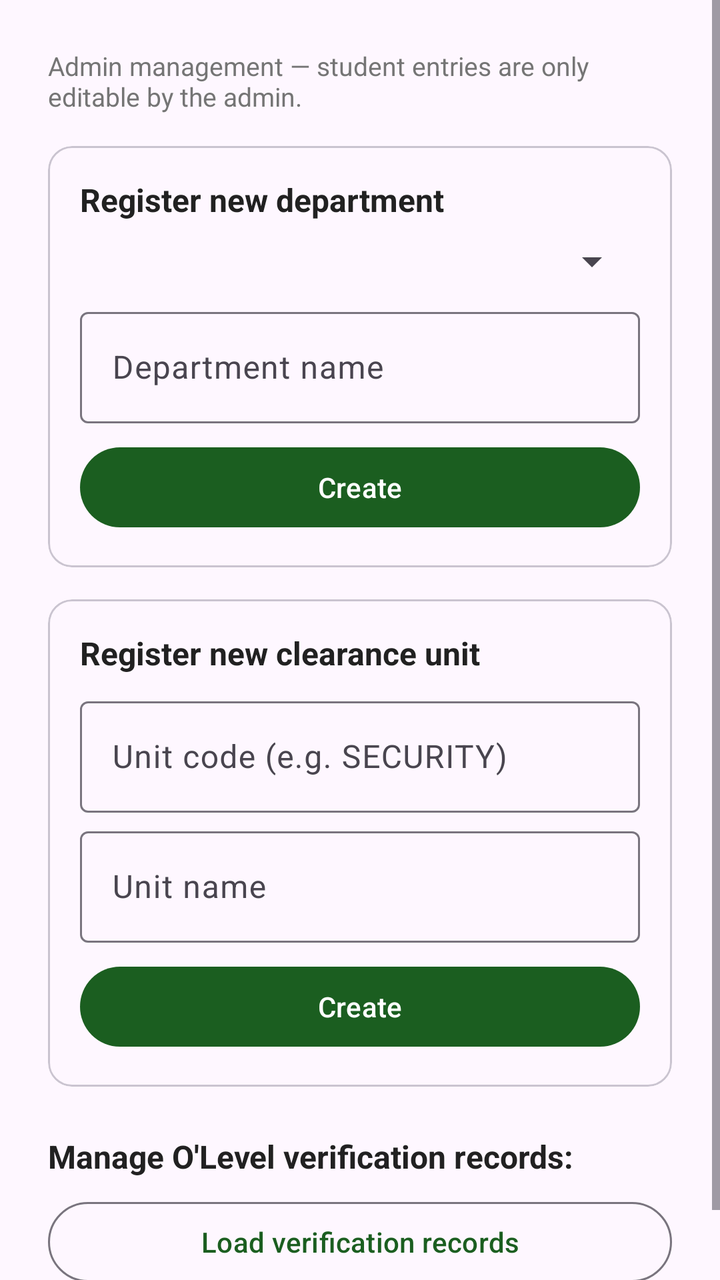
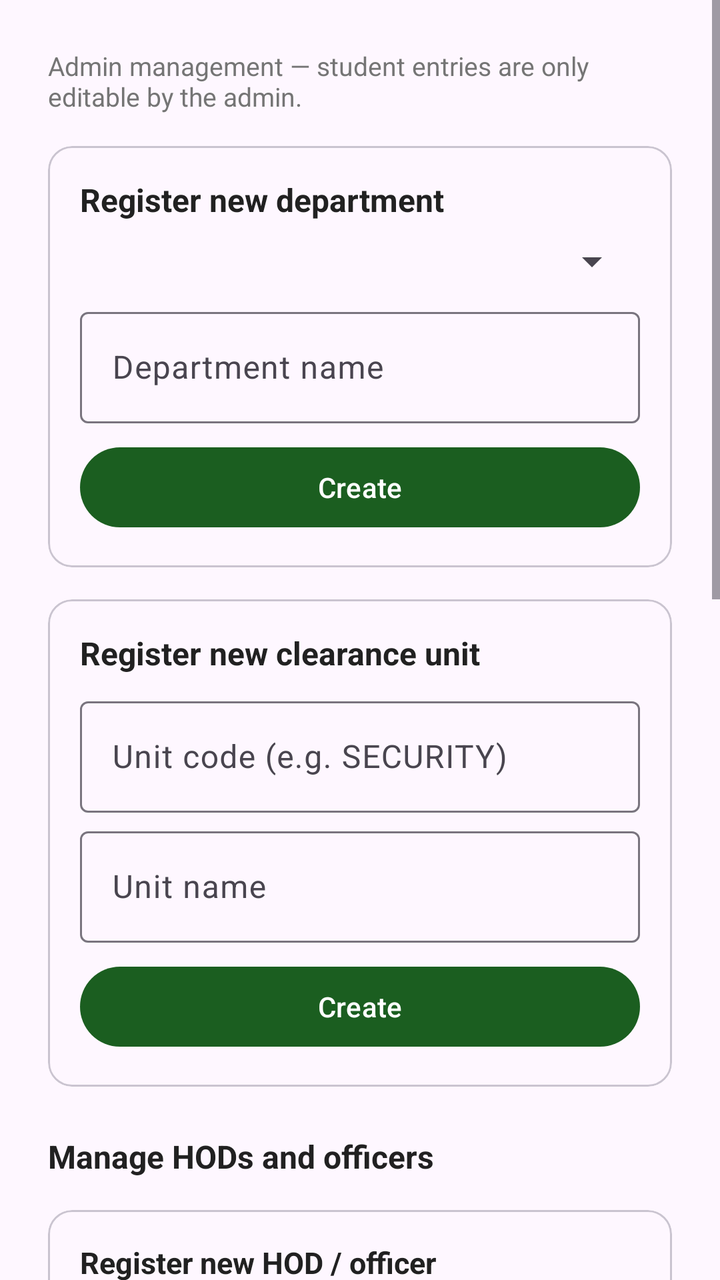

Compare the two renders of this Android layout. The source of the first and the diff that turns it into the second are given below.
<!-- AndroidManifest.xml: application theme Theme.StudentClearance -->
<!-- res/layout/activity_admin_dashboard.xml -->
<?xml version="1.0" encoding="utf-8"?>
<ScrollView xmlns:android="http://schemas.android.com/apk/res/android"
    xmlns:app="http://schemas.android.com/apk/res-auto"
    android:layout_width="match_parent"
    android:layout_height="match_parent">

    <LinearLayout
        android:layout_width="match_parent"
        android:layout_height="wrap_content"
        android:orientation="vertical"
        android:padding="24dp">

        <TextView
            android:layout_width="wrap_content"
            android:layout_height="wrap_content"
            android:text="@string/misc"
            android:textSize="13sp"
            android:textColor="@color/secondary_text" />

        
        <com.google.android.material.card.MaterialCardView
            android:layout_width="match_parent"
            android:layout_height="wrap_content"
            android:layout_marginTop="16dp">

            <LinearLayout
                android:layout_width="match_parent"
                android:layout_height="wrap_content"
                android:orientation="vertical"
                android:padding="16dp">

                <TextView
                    android:layout_width="match_parent"
                    android:layout_height="wrap_content"
                    android:text="@string/admin_register_dept"
                    android:textSize="16sp"
                    android:textStyle="bold"
                    android:textColor="@color/primary_text" />

                <Spinner
                    android:id="@+id/spinnerAdminFaculty"
                    android:layout_width="match_parent"
                    android:layout_height="wrap_content"
                    android:layout_marginTop="8dp"
                    android:prompt="@string/admin_faculty_hint" />

                <com.google.android.material.textfield.TextInputLayout
                    android:layout_width="match_parent"
                    android:layout_height="wrap_content"
                    android:layout_marginTop="8dp"
                    android:hint="@string/admin_department_name_hint">

                    <com.google.android.material.textfield.TextInputEditText
                        android:id="@+id/etDeptName"
                        android:layout_width="match_parent"
                        android:layout_height="wrap_content"
                        android:inputType="text"
                        android:imeOptions="actionDone" />
                </com.google.android.material.textfield.TextInputLayout>

                <com.google.android.material.button.MaterialButton
                    android:id="@+id/btnCreateDept"
                    android:layout_width="match_parent"
                    android:layout_height="wrap_content"
                    android:layout_marginTop="8dp"
                    android:text="@string/admin_create" />
            </LinearLayout>
        </com.google.android.material.card.MaterialCardView>

        
        <com.google.android.material.card.MaterialCardView
            android:layout_width="match_parent"
            android:layout_height="wrap_content"
            android:layout_marginTop="16dp">

            <LinearLayout
                android:layout_width="match_parent"
                android:layout_height="wrap_content"
                android:orientation="vertical"
                android:padding="16dp">

                <TextView
                    android:layout_width="match_parent"
                    android:layout_height="wrap_content"
                    android:text="@string/admin_register_unit"
                    android:textSize="16sp"
                    android:textStyle="bold"
                    android:textColor="@color/primary_text" />

                <com.google.android.material.textfield.TextInputLayout
                    android:layout_width="match_parent"
                    android:layout_height="wrap_content"
                    android:layout_marginTop="8dp"
                    android:hint="@string/admin_unit_code_hint">

                    <com.google.android.material.textfield.TextInputEditText
                        android:id="@+id/etUnitCode"
                        android:layout_width="match_parent"
                        android:layout_height="wrap_content"
                        android:inputType="text"
                        android:imeOptions="actionNext" />
                </com.google.android.material.textfield.TextInputLayout>

                <com.google.android.material.textfield.TextInputLayout
                    android:layout_width="match_parent"
                    android:layout_height="wrap_content"
                    android:layout_marginTop="4dp"
                    android:hint="@string/admin_unit_name_hint">

                    <com.google.android.material.textfield.TextInputEditText
                        android:id="@+id/etUnitName"
                        android:layout_width="match_parent"
                        android:layout_height="wrap_content"
                        android:inputType="text"
                        android:imeOptions="actionDone" />
                </com.google.android.material.textfield.TextInputLayout>

                <com.google.android.material.button.MaterialButton
                    android:id="@+id/btnCreateUnit"
                    android:layout_width="match_parent"
                    android:layout_height="wrap_content"
                    android:layout_marginTop="8dp"
                    android:text="@string/admin_create" />
            </LinearLayout>
        </com.google.android.material.card.MaterialCardView>

        
        <TextView
            android:layout_width="match_parent"
            android:layout_height="wrap_content"
            android:layout_marginTop="24dp"
            android:text="@string/admin_olevel_records"
            android:textSize="16sp"
            android:textStyle="bold"
            android:textColor="@color/primary_text" />

        <com.google.android.material.button.MaterialButton
            android:id="@+id/btnLoadRecords"
            style="@style/Widget.Material3.Button.OutlinedButton"
            android:layout_width="match_parent"
            android:layout_height="wrap_content"
            android:layout_marginTop="8dp"
            android:text="@string/admin_load_records" />

        <LinearLayout
            android:id="@+id/containerRecords"
            android:layout_width="match_parent"
            android:layout_height="wrap_content"
            android:layout_marginTop="8dp"
            android:orientation="vertical" />
    </LinearLayout>
</ScrollView>
<!-- resources referenced by this layout -->
<resources>
  <color name="primary_text">#212121</color>
  <color name="secondary_text">#757575</color>
  <string name="admin_create">Create</string>
  <string name="admin_department_name_hint">Department name</string>
  <string name="admin_faculty_hint">Faculty</string>
  <string name="admin_load_records">Load verification records</string>
  <string name="admin_olevel_records">Manage O\'Level verification records:</string>
  <string name="admin_register_dept">Register new department</string>
  <string name="admin_register_unit">Register new clearance unit</string>
  <string name="admin_unit_code_hint">Unit code (e.g. SECURITY)</string>
  <string name="admin_unit_name_hint">Unit name</string>
  <string name="misc">Admin management — student entries are only editable by the admin.</string>
  <style name="Theme.StudentClearance" parent="Theme.Material3.DayNight">
          <item name="colorPrimary">@color/primary</item>
          <item name="colorOnPrimary">@color/white</item>
          <item name="colorSecondary">@color/accent</item>
          <item name="colorError">@color/error</item>
      </style>
  <color name="primary">#1B5E20</color>
  <color name="white">#FFFFFF</color>
  <color name="accent">#F9A825</color>
  <color name="error">#B00020</color>
</resources>

<!-- the commit's change to res/layout/activity_admin_dashboard.xml (unified diff, before → after) -->
@@ -129,6 +129,159 @@
             android:layout_width="match_parent"
             android:layout_height="wrap_content"
             android:layout_marginTop="24dp"
+            android:text="@string/admin_manage_staff"
+            android:textSize="16sp"
+            android:textStyle="bold"
+            android:textColor="@color/primary_text" />
+
+        <com.google.android.material.card.MaterialCardView
+            android:layout_width="match_parent"
+            android:layout_height="wrap_content"
+            android:layout_marginTop="16dp">
+
+            <LinearLayout
+                android:layout_width="match_parent"
+                android:layout_height="wrap_content"
+                android:orientation="vertical"
+                android:padding="16dp">
+
+                <TextView
+                    android:layout_width="match_parent"
+                    android:layout_height="wrap_content"
+                    android:text="@string/admin_register_staff"
+                    android:textSize="15sp"
+                    android:textStyle="bold"
+                    android:textColor="@color/primary_text" />
+
+                <Spinner
+                    android:id="@+id/spinnerHodRole"
+                    android:layout_width="match_parent"
+                    android:layout_height="wrap_content"
+                    android:layout_marginTop="8dp"
+                    android:prompt="@string/admin_staff_role_hint" />
+
+                <Spinner
+                    android:id="@+id/spinnerHodFaculty"
+                    android:layout_width="match_parent"
+                    android:layout_height="wrap_content"
+                    android:layout_marginTop="8dp"
+                    android:prompt="@string/admin_faculty_hint" />
+
+                <Spinner
+                    android:id="@+id/spinnerHodDept"
+                    android:layout_width="match_parent"
+                    android:layout_height="wrap_content"
+                    android:layout_marginTop="8dp"
+                    android:prompt="@string/admin_staff_dept_hint" />
+
+                <com.google.android.material.textfield.TextInputLayout
+                    android:layout_width="match_parent"
+                    android:layout_height="wrap_content"
+                    android:layout_marginTop="8dp"
+                    android:hint="@string/admin_staff_name_hint">
+
+                    <com.google.android.material.textfield.TextInputEditText
+                        android:id="@+id/etHodName"
+                        android:layout_width="match_parent"
+                        android:layout_height="wrap_content"
+                        android:inputType="textPersonName"
+                        android:imeOptions="actionNext" />
+                </com.google.android.material.textfield.TextInputLayout>
+
+                <com.google.android.material.textfield.TextInputLayout
+                    android:layout_width="match_parent"
+                    android:layout_height="wrap_content"
+                    android:layout_marginTop="4dp"
+                    android:hint="@string/admin_staff_email_hint">
+
+                    <com.google.android.material.textfield.TextInputEditText
+                        android:id="@+id/etHodEmail"
+                        android:layout_width="match_parent"
+                        android:layout_height="wrap_content"
+                        android:inputType="textEmailAddress"
+                        android:imeOptions="actionNext" />
+                </com.google.android.material.textfield.TextInputLayout>
+
+                <com.google.android.material.textfield.TextInputLayout
+                    android:layout_width="match_parent"
+                    android:layout_height="wrap_content"
+                    android:layout_marginTop="4dp"
+                    android:hint="@string/admin_staff_password_hint"
+                    app:endIconMode="password_toggle">
+
+                    <com.google.android.material.textfield.TextInputEditText
+                        android:id="@+id/etHodPassword"
+                        android:layout_width="match_parent"
+                        android:layout_height="wrap_content"
+                        android:inputType="textPassword"
+                        android:imeOptions="actionDone" />
+                </com.google.android.material.textfield.TextInputLayout>
+
+                <com.google.android.material.button.MaterialButton
+                    android:id="@+id/btnCreateHod"
+                    android:layout_width="match_parent"
+                    android:layout_height="wrap_content"
+                    android:layout_marginTop="8dp"
+                    android:text="@string/admin_add_staff" />
+            </LinearLayout>
+        </com.google.android.material.card.MaterialCardView>
+
+        
+        <com.google.android.material.card.MaterialCardView
+            android:layout_width="match_parent"
+            android:layout_height="wrap_content"
+            android:layout_marginTop="16dp">
+
+            <LinearLayout
+                android:layout_width="match_parent"
+                android:layout_height="wrap_content"
+                android:orientation="vertical"
+                android:padding="16dp">
+
+                <TextView
+                    android:layout_width="match_parent"
+                    android:layout_height="wrap_content"
+                    android:text="@string/admin_reset_staff_password"
+                    android:textSize="15sp"
+                    android:textStyle="bold"
+                    android:textColor="@color/primary_text" />
+
+                <Spinner
+                    android:id="@+id/spinnerSelectStaff"
+                    android:layout_width="match_parent"
+                    android:layout_height="wrap_content"
+                    android:layout_marginTop="8dp"
+                    android:prompt="@string/admin_select_staff_hint" />
+
+                <com.google.android.material.textfield.TextInputLayout
+                    android:layout_width="match_parent"
+                    android:layout_height="wrap_content"
+                    android:layout_marginTop="8dp"
+                    android:hint="@string/admin_new_password_hint"
+                    app:endIconMode="password_toggle">
+
+                    <com.google.android.material.textfield.TextInputEditText
+                        android:id="@+id/etStaffNewPassword"
+                        android:layout_width="match_parent"
+                        android:layout_height="wrap_content"
+                        android:inputType="textPassword"
+                        android:imeOptions="actionDone" />
+                </com.google.android.material.textfield.TextInputLayout>
+
+                <com.google.android.material.button.MaterialButton
+                    android:id="@+id/btnResetStaffPassword"
+                    android:layout_width="match_parent"
+                    android:layout_height="wrap_content"
+                    android:layout_marginTop="8dp"
+                    android:text="@string/admin_reset_password" />
+            </LinearLayout>
+        </com.google.android.material.card.MaterialCardView>
+
+        
+        <TextView
+            android:layout_width="match_parent"
+            android:layout_height="wrap_content"
+            android:layout_marginTop="24dp"
             android:text="@string/admin_olevel_records"
             android:textSize="16sp"
             android:textStyle="bold"
<!-- resource entries referenced after the edit -->
@@ -2,13 +2,25 @@
 <resources>
   <color name="primary_text">#212121</color>
   <color name="secondary_text">#757575</color>
+  <string name="admin_add_staff">Add HOD / Officer</string>
   <string name="admin_create">Create</string>
   <string name="admin_department_name_hint">Department name</string>
   <string name="admin_faculty_hint">Faculty</string>
   <string name="admin_load_records">Load verification records</string>
+  <string name="admin_manage_staff">Manage HODs and officers</string>
+  <string name="admin_new_password_hint">New password (min 8 chars)</string>
   <string name="admin_olevel_records">Manage O\'Level verification records:</string>
   <string name="admin_register_dept">Register new department</string>
+  <string name="admin_register_staff">Register new HOD / officer</string>
   <string name="admin_register_unit">Register new clearance unit</string>
+  <string name="admin_reset_password">Reset Password</string>
+  <string name="admin_reset_staff_password">Reset HOD / officer password</string>
+  <string name="admin_select_staff_hint">Select HOD / officer</string>
+  <string name="admin_staff_dept_hint">Department (required for HOD)</string>
+  <string name="admin_staff_email_hint">Email (e.g. hod2@tarsu.edu.ng)</string>
+  <string name="admin_staff_name_hint">Full name</string>
+  <string name="admin_staff_password_hint">Password (min 8 chars)</string>
+  <string name="admin_staff_role_hint">Role</string>
   <string name="admin_unit_code_hint">Unit code (e.g. SECURITY)</string>
   <string name="admin_unit_name_hint">Unit name</string>
   <string name="misc">Admin management — student entries are only editable by the admin.</string>
